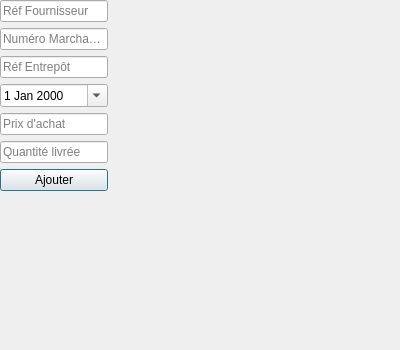
Above: form/FormLivraison.ui from Alt68719/projet_achats before the change. Below: the same form after it.
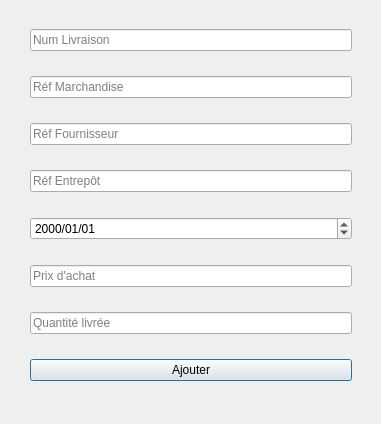
That is the form after the change.

Diff of the .ui file:
```diff
--- a/form/FormLivraison.ui
+++ b/form/FormLivraison.ui
@@ -6,8 +6,8 @@
    <rect>
     <x>0</x>
     <y>0</y>
-    <width>400</width>
-    <height>350</height>
+    <width>381</width>
+    <height>424</height>
    </rect>
   </property>
   <property name="windowTitle">
@@ -15,24 +15,49 @@
   </property>
 
   <widget class="QWidget" name="verticalLayoutWidget">
+   <property name="geometry">
+    <rect>
+     <x>30</x>
+     <y>10</y>
+     <width>322</width>
+     <height>391</height>
+    </rect>
+   </property>
    <layout class="QVBoxLayout" name="verticalLayout">
 
     <item>
-     <widget class="QLineEdit" name="lineRefFrs">
+     <widget class="QLineEdit" name="lineNumLivraison">
+      <property name="text">
+       <string/>
+      </property>
+      <property name="placeholderText">
+       <string>Num Livraison</string>
+      </property>
+     </widget>
+    </item>
+    <item>
+     <widget class="QLineEdit" name="lineRefMar">
+      <property name="text">
+       <string/>
+      </property>
+      <property name="placeholderText">
+       <string>Réf Marchandise</string>
+      </property>
+     </widget>
+    </item>
+    <item>
+     <widget class="QLineEdit" name="lineRefFournisseur">
+      <property name="whatsThis">
+       <string>&lt;html&gt;&lt;head/&gt;&lt;body&gt;&lt;p&gt;&lt;br/&gt;&lt;/p&gt;&lt;/body&gt;&lt;/html&gt;</string>
+      </property>
+      <property name="text">
+       <string/>
+      </property>
       <property name="placeholderText">
        <string>Réf Fournisseur</string>
       </property>
      </widget>
     </item>
-
-    <item>
-     <widget class="QLineEdit" name="lineNumMar">
-      <property name="placeholderText">
-       <string>Numéro Marchandise</string>
-      </property>
-     </widget>
-    </item>
-
     <item>
      <widget class="QLineEdit" name="lineRefEntr">
       <property name="placeholderText">
@@ -43,11 +68,18 @@
 
     <item>
      <widget class="QDateEdit" name="dateEdit">
+      <property name="displayFormat">
+       <string>yyyy/MM/dd</string>
+      </property>
       <property name="calendarPopup">
-       <bool>true</bool>
+       <bool>false</bool>
       </property>
       <property name="date">
-       <date>2025-10-17</date>
+       <date>
+        <year>2000</year>
+        <month>1</month>
+        <day>1</day>
+       </date>
       </property>
      </widget>
     </item>
```
Left out of the diff: 15 changed lines with no effect on the pictures.
